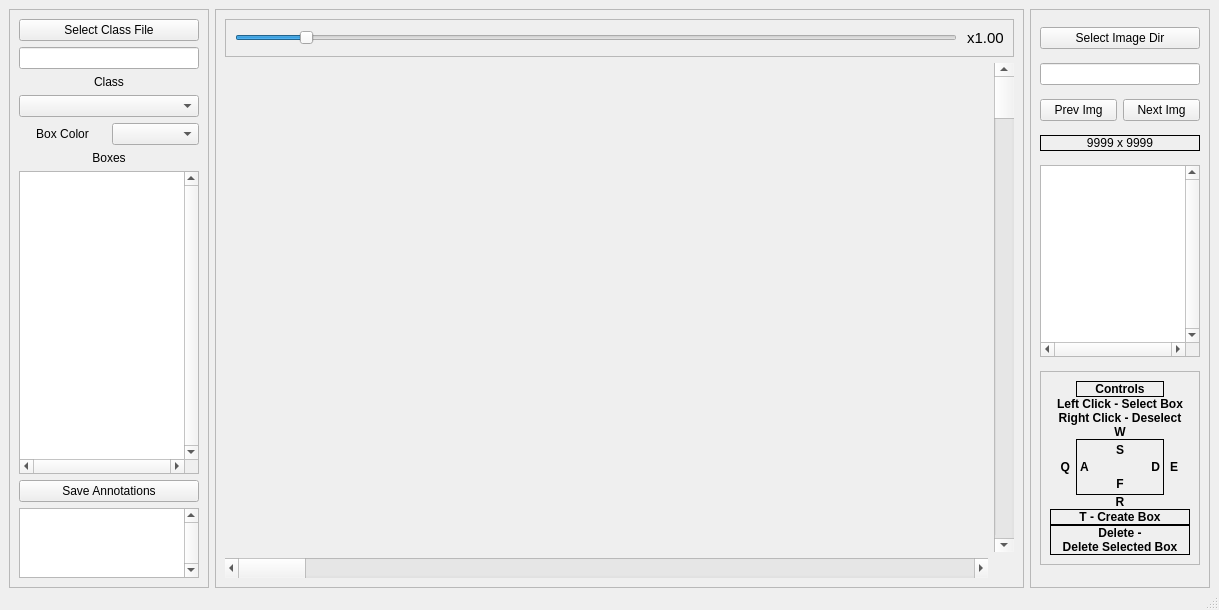
Old version of the form NardeLbl_designer.ui in the repository Tony904/NardeLbl.
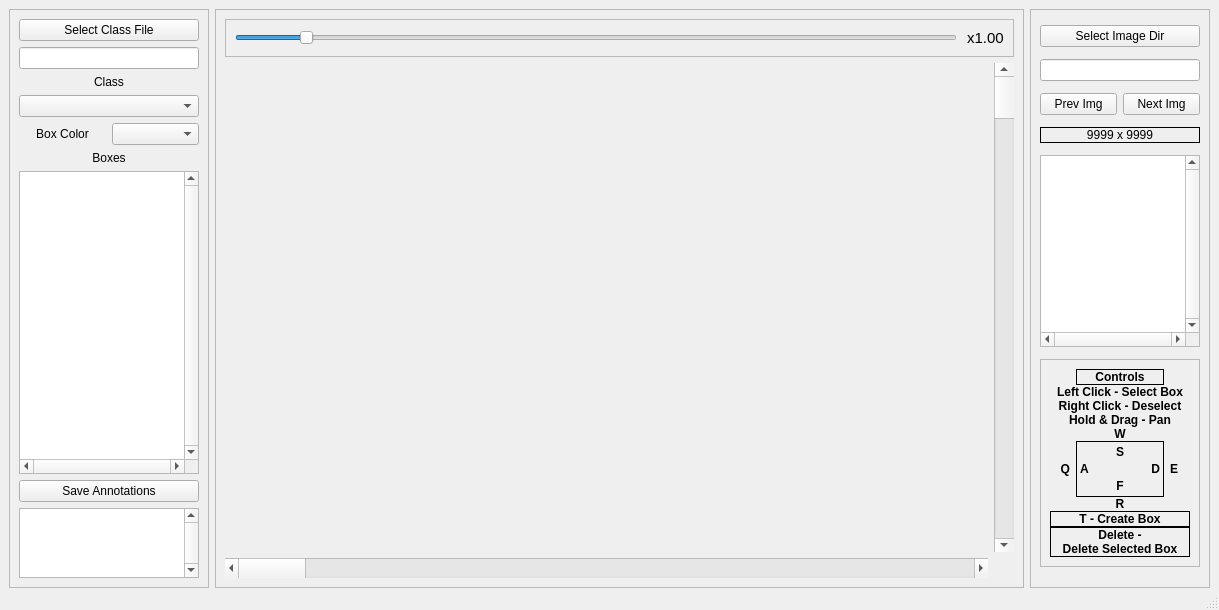
New version of the form. Icons and pictures are not drawn.

Patch:
```diff
--- a/NardeLbl_designer.ui
+++ b/NardeLbl_designer.ui
@@ -611,7 +611,8 @@
           <item row="2" column="0" colspan="3">
            <widget class="QLabel" name="label_10">
             <property name="text">
-             <string>Right Click - Deselect</string>
+             <string>Right Click - Deselect
+Hold &amp; Drag - Pan</string>
             </property>
             <property name="alignment">
              <set>Qt::AlignCenter</set>
```
